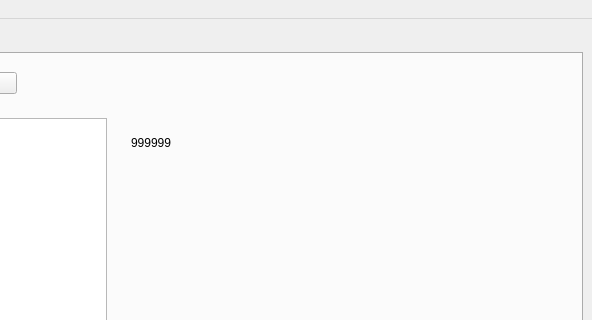
Above: server/gui/librarymaingui.ui from WerthersEchte/M214_AdvancedCpp-Projekt_Librarysystem before the change; both pictures show x 178 to 770 and y 0 to 320 of the 770 by 643 pixel window. Below: the same form after it.
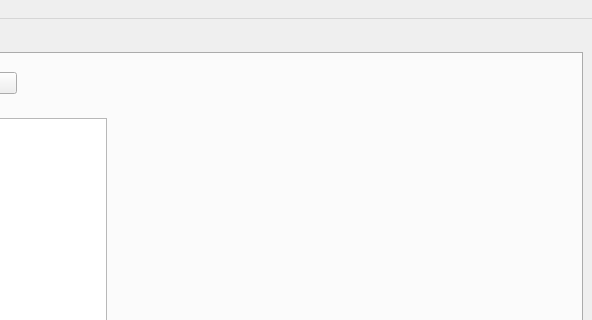
That is the form after the change.

Commit message: Added label for status

Patch:
```diff
--- a/server/gui/librarymaingui.ui
+++ b/server/gui/librarymaingui.ui
@@ -92,6 +92,16 @@
               </sizepolicy>
              </property>
              <layout class="QVBoxLayout" name="verticalLayout_3">
+              <item>
+               <widget class="QLabel" name="lBooksStatus">
+                <property name="text">
+                 <string/>
+                </property>
+                <property name="alignment">
+                 <set>Qt::AlignRight|Qt::AlignTrailing|Qt::AlignVCenter</set>
+                </property>
+               </widget>
+              </item>
               <item>
                <widget class="QWidget" name="widget" native="true">
                 <layout class="QHBoxLayout" name="horizontalLayout_3">
@@ -110,7 +120,7 @@
                     </size>
                    </property>
                    <property name="text">
-                    <string>999999</string>
+                    <string/>
                    </property>
                    <property name="alignment">
                     <set>Qt::AlignLeading|Qt::AlignLeft|Qt::AlignTop</set>
```
The commit also changes 3 other files.
